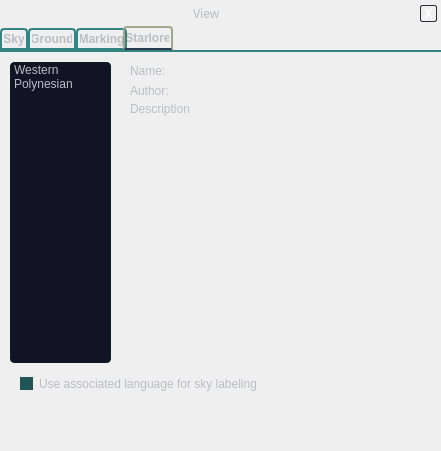
519984307/stellarium_src, file src/gui/viewDialog.ui: the form before one commit.
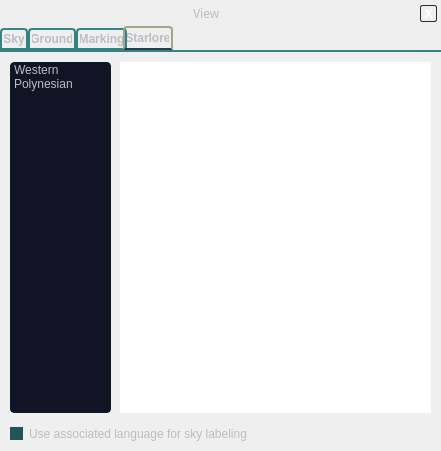
The form after the commit. The open tabs and pages were chosen to show the change. Icons and pictures are not drawn. Custom widgets are drawn as their Qt base class.

What changed in the file:
```diff
--- a/src/gui/viewDialog.ui
+++ b/src/gui/viewDialog.ui
@@ -170,6 +170,7 @@
     border-radius: 4px;
     border-color: #081f25;
     border-style: solid;
+  selection-background-color: #2a3b50;
 }
 
 QCheckBox
@@ -1954,7 +1955,7 @@
             <x>10</x>
             <y>10</y>
             <width>101</width>
-            <height>301</height>
+            <height>351</height>
            </rect>
           </property>
           <item>
@@ -1971,8 +1972,8 @@
          <widget class="QCheckBox" name="starloreLanguageCheckBox" >
           <property name="geometry" >
            <rect>
-            <x>20</x>
-            <y>320</y>
+            <x>10</x>
+            <y>370</y>
             <width>341</width>
             <height>23</height>
            </rect>
@@ -1981,55 +1982,17 @@
            <string>Use associated language for sky labeling</string>
           </property>
          </widget>
-         <widget class="QLabel" name="label_4" >
+         <widget class="QTextBrowser" name="skyCultureTextBrowser" >
           <property name="geometry" >
            <rect>
-            <x>130</x>
-            <y>50</y>
-            <width>301</width>
-            <height>251</height>
-           </rect>
-          </property>
-          <property name="text" >
-           <string>Description</string>
-          </property>
-          <property name="textFormat" >
-           <enum>Qt::RichText</enum>
-          </property>
-          <property name="alignment" >
-           <set>Qt::AlignLeading|Qt::AlignLeft|Qt::AlignTop</set>
-          </property>
-          <property name="wordWrap" >
-           <bool>true</bool>
-          </property>
-          <property name="openExternalLinks" >
-           <bool>true</bool>
-          </property>
-         </widget>
-         <widget class="QLabel" name="label_7" >
-          <property name="geometry" >
-           <rect>
-            <x>130</x>
+            <x>120</x>
             <y>10</y>
-            <width>111</width>
-            <height>18</height>
+            <width>311</width>
+            <height>351</height>
            </rect>
           </property>
-          <property name="text" >
-           <string>Name: </string>
-          </property>
-         </widget>
-         <widget class="QLabel" name="label_8" >
-          <property name="geometry" >
-           <rect>
-            <x>130</x>
-            <y>30</y>
-            <width>111</width>
-            <height>18</height>
-           </rect>
-          </property>
-          <property name="text" >
-           <string>Author: </string>
+          <property name="openExternalLinks" >
+           <bool>true</bool>
           </property>
          </widget>
         </widget>
```
Left out of the diff: 2 changed lines with no effect on the pictures.
